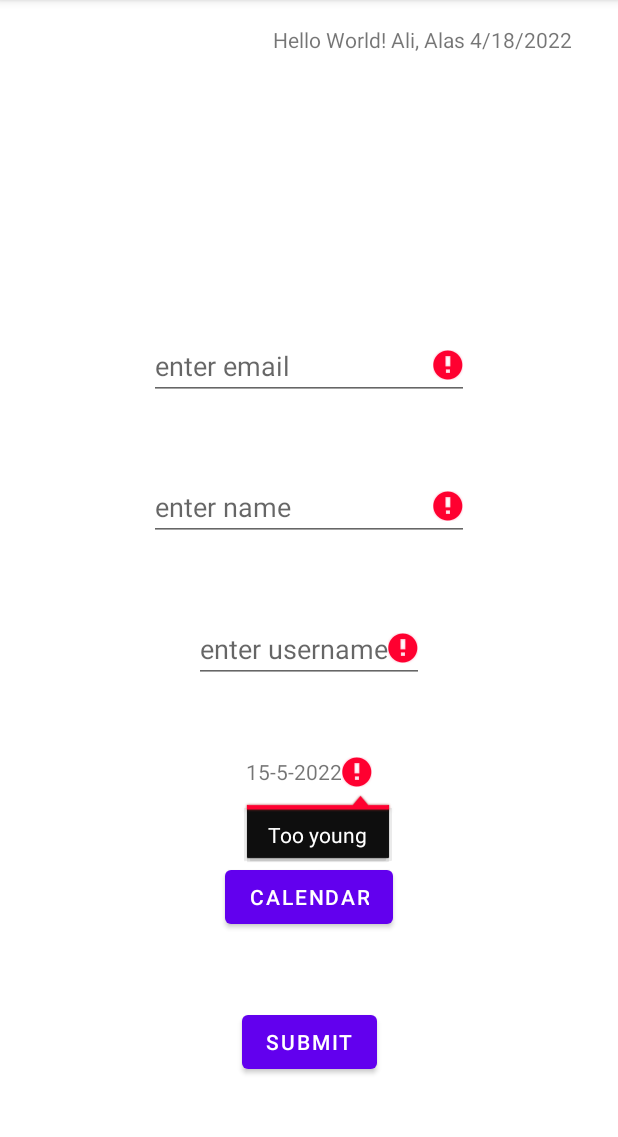
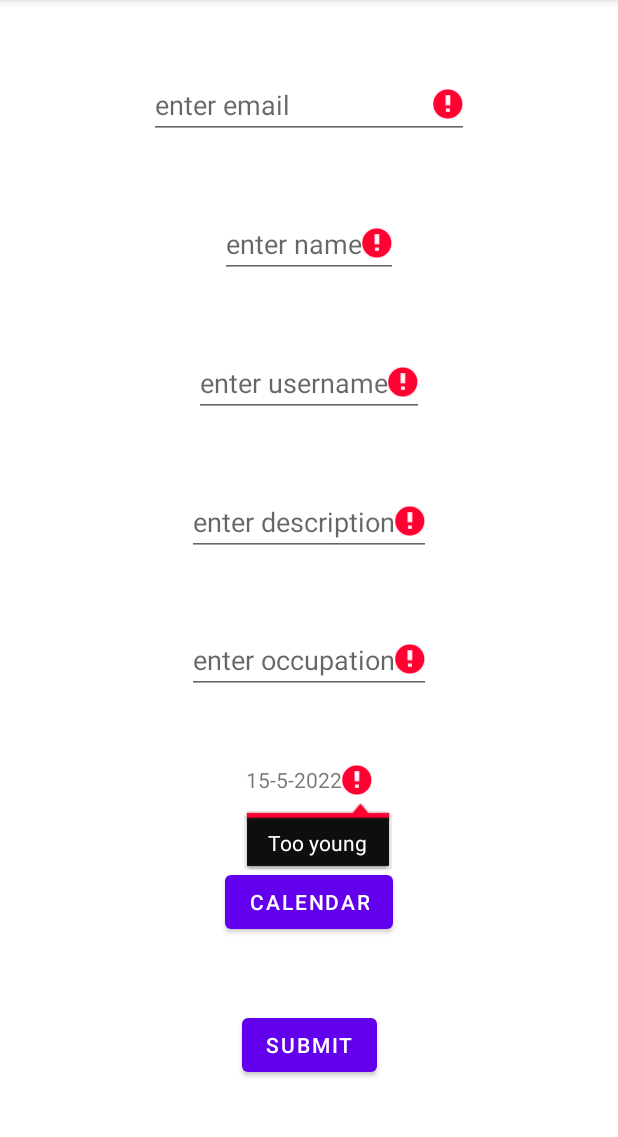
Before and after one commit to alasali1/ad-340, an Android app: the screen it shows after launch (MainActivity), after a tap on "SUBMIT", on a phone screen of 412 x 824 dp, the part 84-1221 px from its top. Run offline under Robolectric (Android 15) with nearby library versions, the phone set to English and light mode, and no system bars.

Commit message:
assignment 3

```diff
--- a/app/src/main/java/com/example/datingapp/MainActivity.java
+++ b/app/src/main/java/com/example/datingapp/MainActivity.java
@@ -28,10 +28,11 @@ public class MainActivity extends AppCompatActivity implements View.OnClickListe
     Button submit;
     int mYear, mMonth, mDay;
     TextView dateText;
-    TextView helloText;
     EditText name;
     EditText email;
     EditText userName;
+    EditText description;
+    EditText occupation;
     @Override
     protected void onCreate(Bundle savedInstanceState) {
         super.onCreate(savedInstanceState);
@@ -39,11 +40,13 @@ public class MainActivity extends AppCompatActivity implements View.OnClickListe
         datePicker = findViewById(R.id.dateButton);
         datePicker.setOnClickListener(this);
         dateText = findViewById(R.id.dateText);
-        helloText = findViewById(R.id.helloText);
         name = findViewById(R.id.name);
         email = findViewById(R.id.email);
         userName = findViewById(R.id.user_name);
         submit = findViewById(R.id.submitButton);
+        description = findViewById(R.id.description);
+        occupation = findViewById(R.id.occupation);
+
         submit.setOnClickListener(this);
         //Set date to todays date automatically
         Calendar today = Calendar.getInstance();
@@ -81,21 +84,30 @@ public class MainActivity extends AppCompatActivity implements View.OnClickListe
             String stringEmail = email.getText().toString();
             String stringUserName = userName.getText().toString();
             String stringDate = dateText.getText().toString();
+            String stringDescription = description.getText().toString();
+            String stringOccupation = occupation.getText().toString();
 
             try {   //If age/name/email/username is invalid or under 18 then return
-                if ( !validateEmail() || !checkAge(convertDate(stringDate)) || !validateName() || !validateUserName()) {
+                if ( !validateEmail() || !checkAge(convertDate(stringDate)) || !validateName() || !validateUserName() || !validateDescription() || !validateOccupation()) {
                     validateEmail();
                     validateName();
                     validateUserName();
+                    validateDescription();
+                    validateOccupation();
                     checkAge(convertDate(stringDate));
                     return;
                     //If age/name/username/email is valid then bundle data to send to ProfileActivity
                 } else {
+                    //get users age
+                    int age = getAge(convertDate(stringDate));
                     //add data to bundle
                     bundle.putString("name", stringName);
                     bundle.putString("email", stringEmail);
                     bundle.putString("date", stringDate);
                     bundle.putString("userName", stringUserName);
+                    bundle.putString("description",stringDescription);
+                    bundle.putString("occupation",stringOccupation);
+                    bundle.putInt("age", age);
                     //Start activity
                     ProfileActivity.putExtras(bundle);
                     startActivity(ProfileActivity);
@@ -182,6 +194,43 @@ public class MainActivity extends AppCompatActivity implements View.OnClickListe
         }
     }
 
+    private boolean validateDescription(){
+        String descriptionInput = description.getText().toString().trim();
+
+        if(descriptionInput.isEmpty()){
+            description.setError("Description can't be empty");
+            return false;
+        }else{
+            description.setError(null);
+            return true;
+        }
+    }
+
+    private boolean validateOccupation(){
+        String occupationInput = occupation.getText().toString().trim();
+
+        if(occupationInput.isEmpty()){
+             occupation.setError("Description can't be empty");
+            return false;
+        }else{
+            occupation.setError(null);
+            return true;
+        }
+    }
+
+    public int getAge(Calendar dob){
+        int age =0;
+        Calendar today = Calendar.getInstance();
+
+        if(today.get(Calendar.DAY_OF_YEAR) < dob.get(Calendar.DAY_OF_YEAR)){
+            age = today.get(Calendar.YEAR) - dob.get(Calendar.YEAR) - 1;
+        }
+        else{
+            age = today.get(Calendar.YEAR) - dob.get(Calendar.YEAR);
+        }
+        return age;
+    }
+
     @Override
     public void onSaveInstanceState(@NonNull Bundle outState){
         super.onSaveInstanceState(outState);
--- a/app/src/main/res/layout/activity_main.xml
+++ b/app/src/main/res/layout/activity_main.xml
@@ -17,23 +17,12 @@
         app:layout_constraintRight_toRightOf="parent"
         app:layout_constraintTop_toBottomOf="@id/dateText"/>
 
-    <TextView
-        android:id="@+id/helloText"
-        android:layout_width="wrap_content"
-        android:layout_height="wrap_content"
-        android:text="@string/hello_world"
-        app:layout_constraintBottom_toBottomOf="parent"
-        app:layout_constraintHorizontal_bias="0.857"
-        app:layout_constraintLeft_toLeftOf="parent"
-        app:layout_constraintRight_toRightOf="parent"
-        app:layout_constraintTop_toTopOf="parent"
-        app:layout_constraintVertical_bias="0.022" />
+
 
     <EditText
         android:id="@+id/name"
         android:layout_width="wrap_content"
         android:layout_height="wrap_content"
-        android:ems="10"
         android:hint="enter name"
         app:layout_constraintTop_toBottomOf="@id/email"
         app:layout_constraintLeft_toLeftOf="parent"
@@ -44,24 +33,44 @@
         android:id="@+id/email"
         android:layout_width="wrap_content"
         android:layout_height="wrap_content"
-        android:layout_marginTop="136dp"
         android:ems="10"
         android:hint="enter email"
         app:layout_constraintBottom_toTopOf="@id/name"
         app:layout_constraintLeft_toLeftOf="parent"
         app:layout_constraintRight_toRightOf="parent"
-        app:layout_constraintTop_toBottomOf="@id/helloText"/>
+        app:layout_constraintTop_toTopOf="parent"/>
 
     <EditText
         android:id="@+id/user_name"
         android:layout_width="wrap_content"
         android:layout_height="wrap_content"
-        app:layout_constraintBottom_toTopOf="@id/dateText"
+        app:layout_constraintBottom_toTopOf="@id/description"
         app:layout_constraintTop_toBottomOf="@id/name"
         app:layout_constraintLeft_toLeftOf="parent"
         app:layout_constraintRight_toRightOf="parent"
         android:hint="enter username"
          />
+
+    <EditText
+        android:id="@+id/description"
+        android:layout_width="wrap_content"
+        android:layout_height="wrap_content"
+        app:layout_constraintBottom_toTopOf="@id/occupation"
+        app:layout_constraintTop_toBottomOf="@id/user_name"
+        app:layout_constraintLeft_toLeftOf="parent"
+        app:layout_constraintRight_toRightOf="parent"
+        android:hint="enter description"
+        ></EditText>
+
+    <EditText
+        android:id="@+id/occupation"
+        android:layout_width="wrap_content"
+        android:layout_height="wrap_content"
+        app:layout_constraintBottom_toTopOf="@id/dateText"
+        app:layout_constraintTop_toBottomOf="@id/description"
+        app:layout_constraintLeft_toLeftOf="parent"
+        app:layout_constraintRight_toRightOf="parent"
+        android:hint="enter occupation"></EditText>
 
     <Button
         android:id="@+id/submitButton"
@@ -80,7 +89,7 @@
         android:text=""
         android:focusable="true"
         android:focusableInTouchMode="true"
-        app:layout_constraintTop_toBottomOf="@id/user_name"
+        app:layout_constraintTop_toBottomOf="@id/occupation"
         app:layout_constraintBottom_toTopOf="@id/dateButton"
         app:layout_constraintLeft_toLeftOf="parent"
         app:layout_constraintRight_toRightOf="parent">
```
Also changed, not shown: app/src/main/java/com/example/datingapp/ProfileActivity.java (+17 -0 lines), app/src/main/res/layout/activity_profile.xml (+73 -4 lines), app/src/main/res/drawable/profile_pic.jpg (added), 1 other file.
